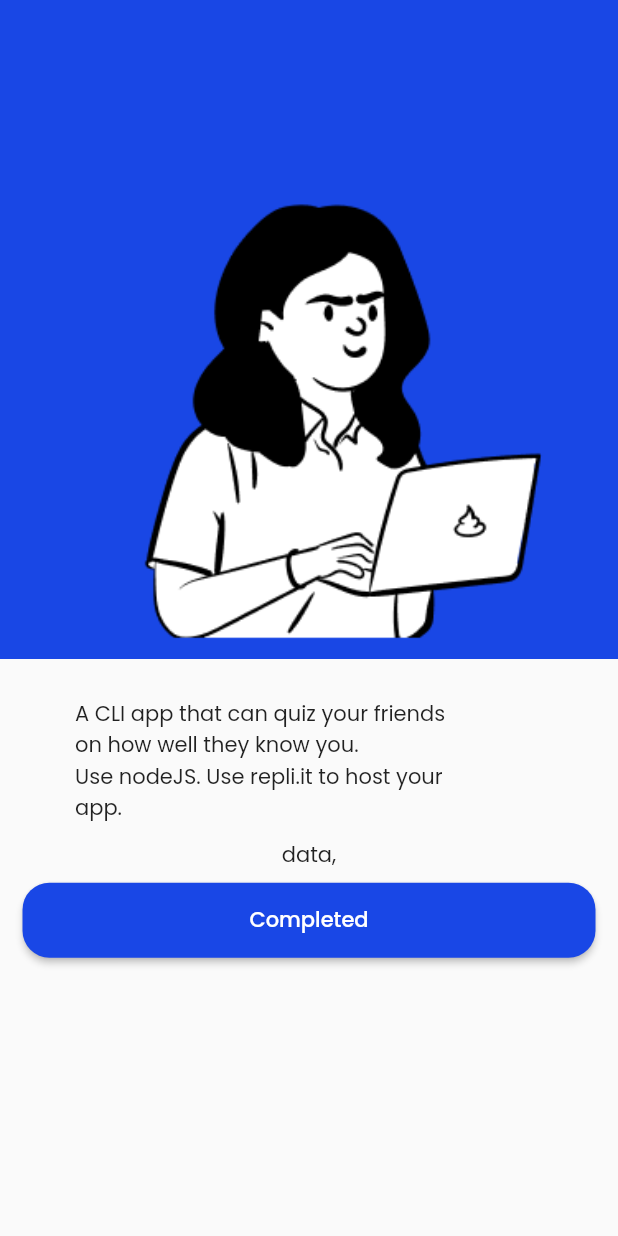
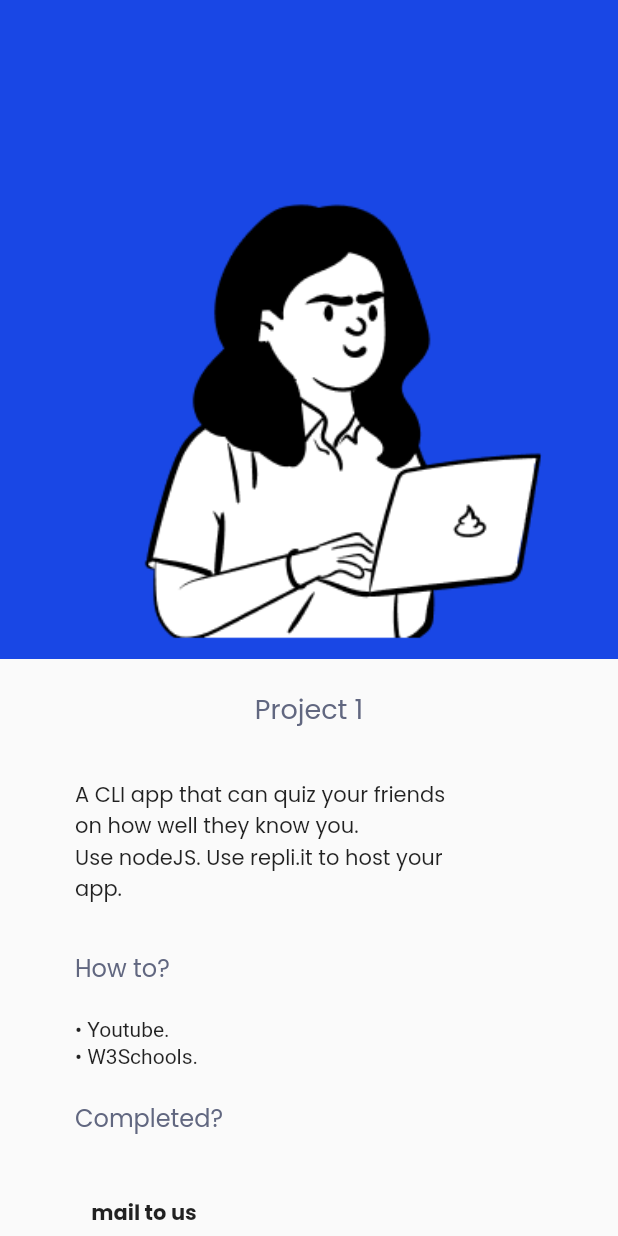
Before and after one commit to cloneartist/Upcampus, a Flutter app: the ProjectCompleted screen opened directly, on a phone screen of 412 x 824 dp. Run offline on Flutter 3.47's test engine with Material 2 defaults, Android fonts, the phone set to English and light mode, and no system bars; our stand-ins replace cloud_firestore, firebase_auth, firebase_core, google_fonts; accounts and stored records are empty.

Commit message:
project1 completed

```diff
--- a/lib/screens/completed.dart
+++ b/lib/screens/completed.dart
@@ -24,6 +24,15 @@ class _ProjectCompletedState extends State<ProjectCompleted> {
                 fit: BoxFit.contain,
               ),
             ),
+            Text(
+              "Project 1",
+              style: GoogleFonts.poppins(
+                  fontStyle: FontStyle.normal,
+                  fontSize: 18,
+                  color: Color.fromARGB(255, 97, 103, 128),
+                  textStyle: TextStyle(height: 3)),
+            ),
+
             Padding(
               padding: const EdgeInsets.fromLTRB(50, 5, 100, 10),
               child: Text(
@@ -33,12 +42,61 @@ class _ProjectCompletedState extends State<ProjectCompleted> {
                   fontSize: 14,
                 ),)),
 
+                    Padding(
+              padding: const EdgeInsets.fromLTRB(50, 20, 100, 10),
+              child: Align(
+                alignment: Alignment.centerLeft,
+                child: Text(
+                  "How to?",
+                  style: GoogleFonts.poppins(
+                      fontStyle: FontStyle.normal,
+                      fontSize: 16,
+                      color: Color.fromARGB(255, 97, 103, 128)),
+
+                ),
+              ),
+            ),
+            Padding(
+              padding: const EdgeInsets.fromLTRB(20, 10, 250, 0),
+              child: Text(
+                  "•\tYoutube. \n•\tW3Schools.\n",
+                  style: TextStyle(height: 1.3),
+              )
+            ),
+              Padding(
+              padding: const EdgeInsets.fromLTRB(50,2, 100, 10),
+              child: Align(
+                alignment: Alignment.centerLeft,
+                child: Text(
+                  "Completed?",
+                  style: GoogleFonts.poppins(
+                      fontStyle: FontStyle.normal,
+                      fontSize: 16,
+                      color: Color.fromARGB(255, 97, 103, 128)),
+
+                ),
+              ),
+            ),
+             Padding(
+              padding: const EdgeInsets.fromLTRB(50,10, 270, 2),
+              child: Text(
+                "\nmail to us",
+                style: GoogleFonts.poppins(
+                  fontWeight: FontWeight.bold,
+                  fontSize: 14,
+                ),
+              ),
+            ),
+            Padding(
+              padding: const EdgeInsets.fromLTRB(30, 5, 150, 20),
+              child: Text(
+                "submission@upschool.in",
+                style: GoogleFonts.poppins(
+
+                  fontSize: 14,
+                ),)),
 
 
-            Text(
-              "data,",
-              style: GoogleFonts.poppins(),
-            ),
             Padding(
               padding: const EdgeInsets.fromLTRB(15, 8, 15, 8),
               child: ElevatedButton(
```
